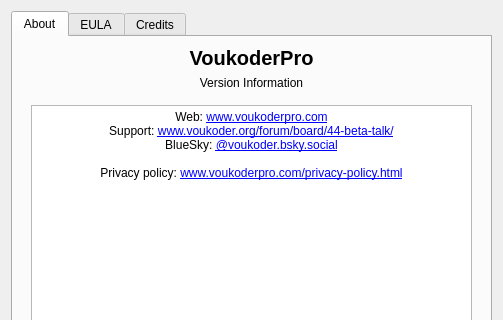
VoukoderPro/VoukoderPro, file Designer/aboutdialog.ui: the form before one commit; both pictures show x 0 to 503 and y 0 to 320 of the 503 by 471 pixel window.
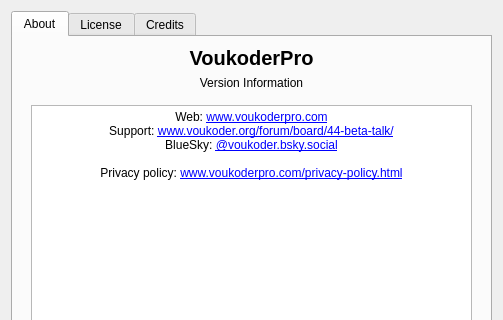
The form after the commit.

Patch:
```diff
--- a/Designer/aboutdialog.ui
+++ b/Designer/aboutdialog.ui
@@ -84,7 +84,7 @@
      </widget>
      <widget class="QWidget" name="license">
       <attribute name="title">
-       <string>EULA</string>
+       <string>License</string>
       </attribute>
       <layout class="QHBoxLayout" name="horizontalLayout">
        <item>
```
